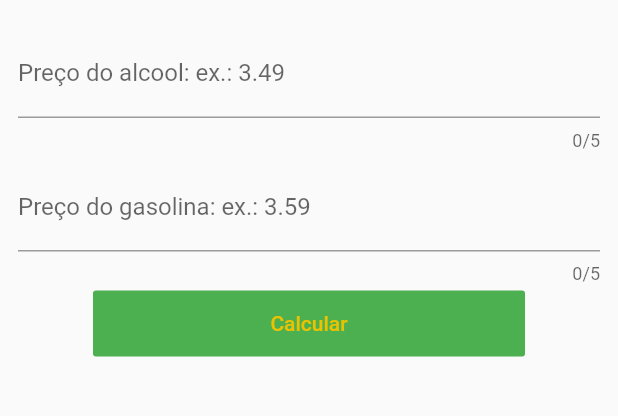
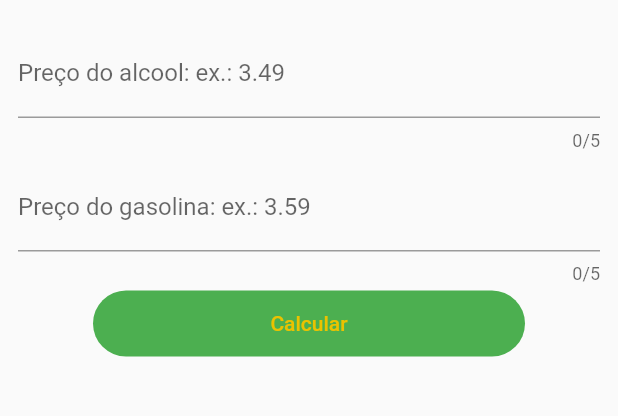
Before and after one commit to salllgado/alcoolougasolina, a Flutter app: the screen it shows after launch, on a phone screen of 412 x 824 dp, the part 224-640 px from its top. Run offline on Flutter 3.47's test engine with Material 2 defaults, Android fonts, the phone set to English and light mode, and no system bars.

Commit message:
chore: add corner radius

```diff
--- a/lib/main.dart
+++ b/lib/main.dart
@@ -149,6 +149,9 @@ class _MainPageState extends State<MainPage> {
                       color: Colors.green,
                       textTheme: ButtonTextTheme.primary,
                       onPressed: handlerButtonTapped,
+                      shape: RoundedRectangleBorder(
+                        borderRadius: BorderRadius.circular(32)
+                      ),
                     ),
                   )
                 ],
```
Also changed, not shown: pubspec.lock, 1 other file.
